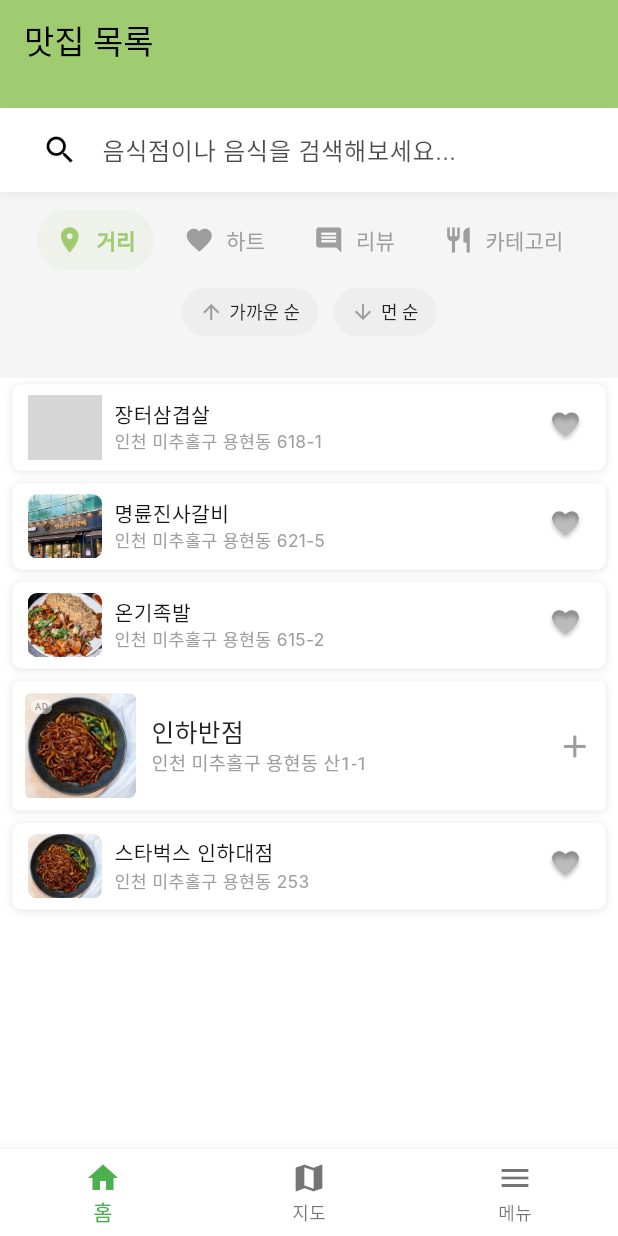
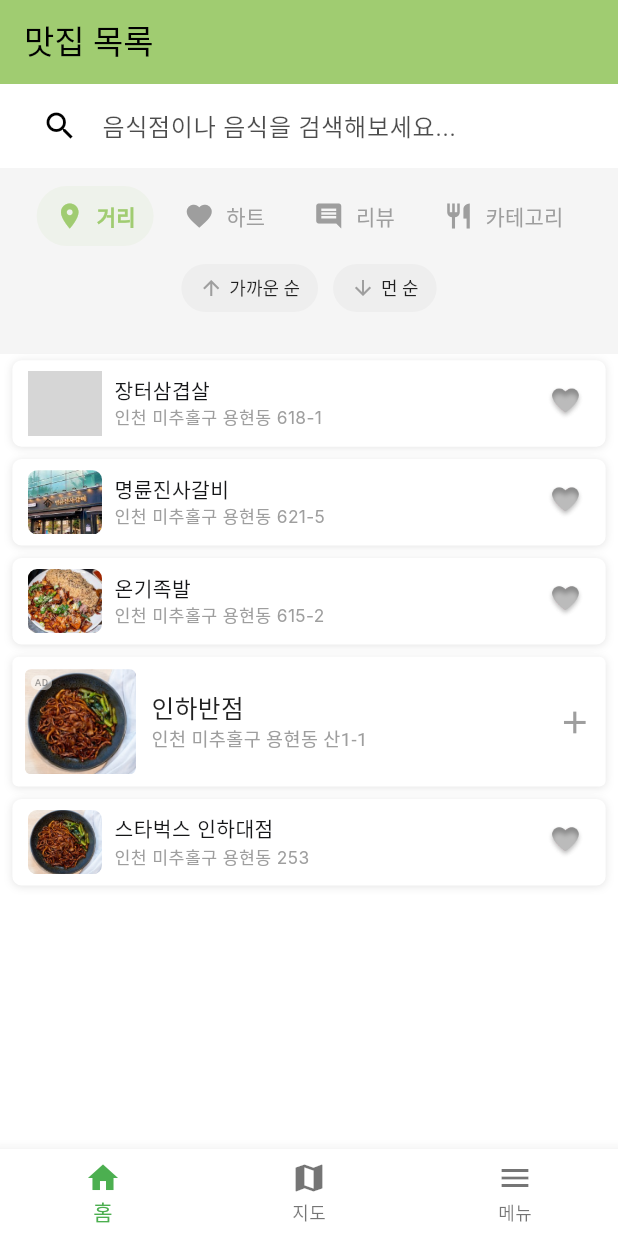
Before and after one commit to crepas/Start_up, a Flutter app: the screen it shows after launch, on a phone screen of 412 x 824 dp. Run offline on Flutter 3.47's test engine with Material 3 defaults, Android fonts, the phone set to English and light mode, and no system bars; our stand-ins replace geolocator, image_picker, permission_handler, shared_preferences; missing offline and left inert: flutter_naver_map, kakao_flutter_sdk_user; network calls fail; Roboto replaces fonts that are missing (Inter); grey boxes are pictures that could not be loaded.

Commit message:
change searchbar design & code

```diff
--- a/lib/screens/ListScreen.dart
+++ b/lib/screens/ListScreen.dart
@@ -639,10 +639,10 @@ class _ListScreenState extends State<ListScreen> {
         ),
         backgroundColor: theme.appBarTheme.backgroundColor,
         elevation: 0,
-        bottom: PreferredSize(
-          preferredSize: Size.fromHeight(72),
-          child: Column(
+      ),
+      body: Column(
         children: [
+          // 검색바
           CustomSearchBar(
             onSearchResults: _handleSearchResults,
             currentLat: _currentLat,
@@ -650,6 +650,8 @@ class _ListScreenState extends State<ListScreen> {
             isSearchMode: _isSearchMode,
             onSearchModeChanged: _handleSearchModeChanged,
           ),
+
+          // 검색 결과 표시
           if (_isSearchMode)
             Container(
               width: double.infinity,
@@ -663,12 +665,7 @@ class _ListScreenState extends State<ListScreen> {
                 ),
               ),
             ),
-            ],
-          ),
-        ),
-      ),
-      body: Column(
-        children: [
+
           // 필터 섹션
           Container(
             padding: EdgeInsets.symmetric(horizontal: 16, vertical: 8),
```
Lines whose indentation alone changed are shown as unchanged.
